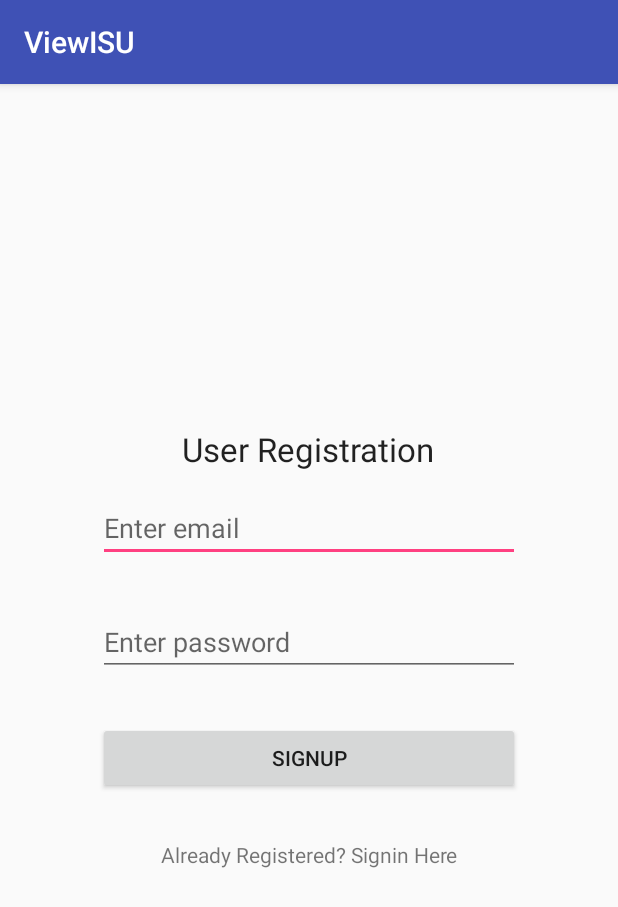
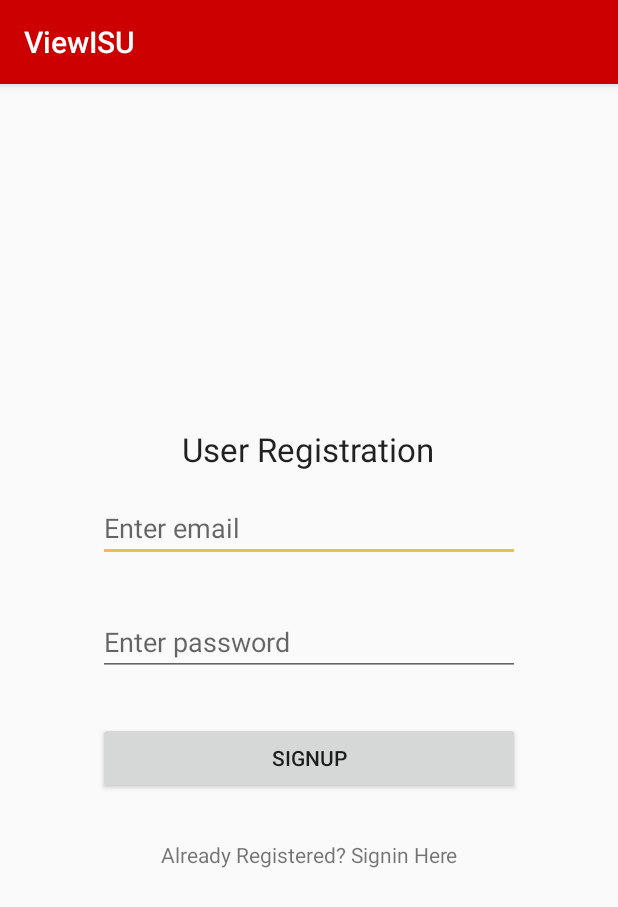
Before and after one commit to rjconz5/ViewISU, an Android app: the screen it shows after launch (MainActivity), on a phone screen of 412 x 824 dp. Shown: the top 907 px of the screen. Run offline under Robolectric (Android 15) with nearby library versions, the phone set to English and light mode, and no system bars; our stand-ins replace Firebase (no records; nobody signed in at launch, a user with empty details on screens opened directly).

Commit message:
Changed the colors of the layout

```diff
--- a/app/src/main/res/values/colors.xml
+++ b/app/src/main/res/values/colors.xml
@@ -1,6 +1,6 @@
 <?xml version="1.0" encoding="utf-8"?>
 <resources>
-    <color name="colorPrimary">#3F51B5</color>
-    <color name="colorPrimaryDark">#303F9F</color>
-    <color name="colorAccent">#FF4081</color>
+    <color name="colorPrimary">#CC0000</color>
+    <color name="colorPrimaryDark">#CC0000</color>
+    <color name="colorAccent">#F1BE48</color>
 </resources>
```
